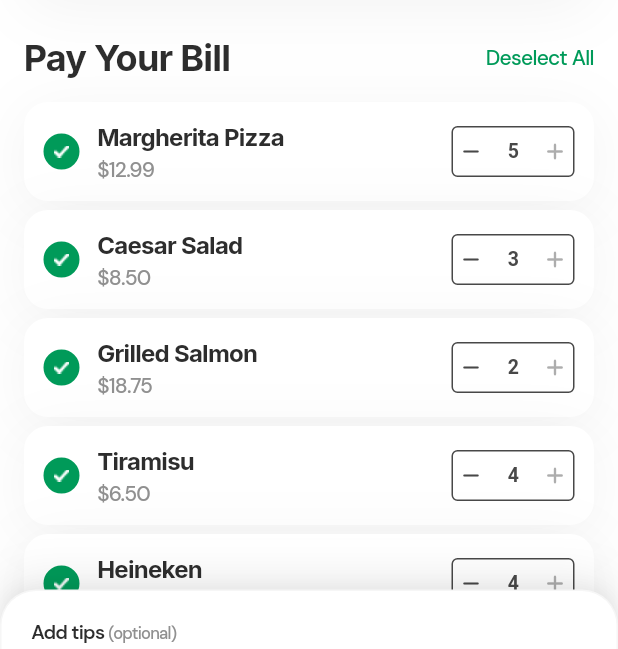
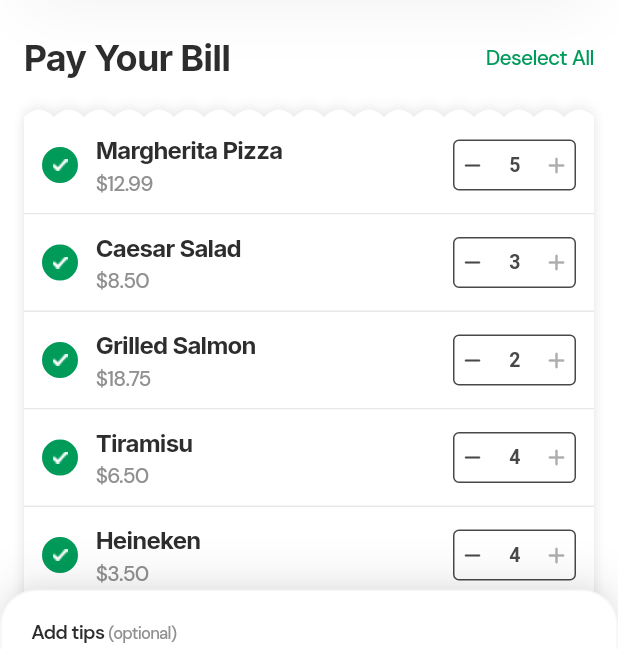
Before and after one commit to PaygooApp/paygoo, a Flutter app: the screen it shows after launch, after a tap on "Select All", on a phone screen of 412 x 824 dp, the part 360-1009 px from its top. Run offline on Flutter 3.47's test engine with Material 3 defaults, Android fonts, the light colour scheme and no system bars; our stand-ins replace google_fonts; missing offline and left inert: sliding_action_button; project files that could hold a hidden picture were left out.

Commit message:
feat(#27): Implement wave clipper style

```diff
--- /dev/null
+++ b/lib/components/atoms/wave_paper_clipper.dart
@@ -0,0 +1,130 @@
+import 'package:flutter/material.dart';
+
+/// A custom clipper that creates wavy edges on top and bottom
+/// to give a paper/receipt-like appearance.
+class WavePaperClipper extends CustomClipper<Path> {
+  final double waveHeight;
+  final double waveWidth;
+
+  WavePaperClipper({this.waveHeight = 8, this.waveWidth = 16});
+
+  @override
+  Path getClip(Size size) {
+    final path = Path();
+    final waveCount = (size.width / waveWidth).ceil();
+
+    // Start at top-left
+    path.moveTo(0, waveHeight);
+
+    // Top wavy edge - semi-circles (scalloped edge)
+    for (int i = 0; i < waveCount; i++) {
+      final startX = i * waveWidth;
+      final endX = ((i + 1) * waveWidth).clamp(0.0, size.width);
+      final midX = (startX + endX) / 2;
+
+      // Draw a smooth arc upward
+      path.quadraticBezierTo(midX, 0, endX, waveHeight);
+    }
+
+    // Right edge
+    path.lineTo(size.width, size.height - waveHeight);
+
+    // Bottom wavy edge - semi-circles (scalloped edge)
+    for (int i = waveCount - 1; i >= 0; i--) {
+      final endX = i * waveWidth;
+      final startX = ((i + 1) * waveWidth).clamp(0.0, size.width);
+      final midX = (startX + endX) / 2;
+
+      // Draw a smooth arc downward
+      path.quadraticBezierTo(midX, size.height, endX, size.height - waveHeight);
+    }
+
+    // Left edge back to start
+    path.lineTo(0, waveHeight);
+    path.close();
+
+    return path;
+  }
+
+  @override
+  bool shouldReclip(covariant CustomClipper<Path> oldClipper) => false;
+}
+
+/// A widget that wraps content with wavy paper edges
+class WavePaperContainer extends StatelessWidget {
+  final Widget child;
+  final Color color;
+  final double waveHeight;
+  final double waveWidth;
+  final List<BoxShadow>? boxShadow;
+
+  const WavePaperContainer({
+    super.key,
+    required this.child,
+    this.color = Colors.white,
+    this.waveHeight = 6,
+    this.waveWidth = 12,
+    this.boxShadow,
+  });
+
+  @override
+  Widget build(BuildContext context) {
+    return CustomPaint(
+      painter: _WavePaperShadowPainter(
+        color: color,
+        waveHeight: waveHeight,
+        waveWidth: waveWidth,
+        boxShadow: boxShadow,
+      ),
+      child: ClipPath(
+        clipper: WavePaperClipper(waveHeight: waveHeight, waveWidth: waveWidth),
+        child: Container(
+          color: color,
+          child: Padding(
+            padding: EdgeInsets.symmetric(vertical: waveHeight),
+            child: child,
+          ),
+        ),
+      ),
+    );
+  }
+}
+
+class _WavePaperShadowPainter extends CustomPainter {
+  final Color color;
+  final double waveHeight;
+  final double waveWidth;
+  final List<BoxShadow>? boxShadow;
+
+  _WavePaperShadowPainter({
+    required this.color,
+    required this.waveHeight,
+    required this.waveWidth,
+    this.boxShadow,
+  });
+
+  @override
+  void paint(Canvas canvas, Size size) {
+    if (boxShadow == null || boxShadow!.isEmpty) return;
+
+    final clipper = WavePaperClipper(
+      waveHeight: waveHeight,
+      waveWidth: waveWidth,
+    );
+    final path = clipper.getClip(size);
+
+    for (final shadow in boxShadow!) {
+      final shadowPaint = Paint()
+        ..color = shadow.color
+        ..maskFilter = MaskFilter.blur(BlurStyle.normal, shadow.blurRadius / 2);
+
+      canvas.save();
+      canvas.translate(shadow.offset.dx, shadow.offset.dy);
+      canvas.drawPath(path, shadowPaint);
+      canvas.restore();
+    }
+  }
+
+  @override
+  bool shouldRepaint(covariant CustomPainter oldDelegate) => false;
+}
--- a/lib/components/wrappers/order_item_card.dart
+++ b/lib/components/wrappers/order_item_card.dart
@@ -101,27 +101,11 @@ class _OrderItemCardState extends State<OrderItemCard>
           Transform.scale(scale: _scaleAnimation.value, child: child),
       child: Container(
         width: double.infinity,
-        padding: EdgeInsets.all(TokenPrimitiveMode1.scale300.toDouble()),
-        decoration: BoxDecoration(
-          color: Theme.of(context).colorScheme.surface,
-          borderRadius: BorderRadius.circular(
-            TokenPrimitiveMode1.borderRadiuslg.toDouble(),
-          ),
-          boxShadow: [
-            BoxShadow(
-              color: Color(0x0C000000),
-              blurRadius: 35,
-              offset: Offset(0, 6),
-              spreadRadius: 0,
-            ),
-          ],
-          border: Border.all(
-            color: (widget.isSelected && widget.showSelectedBorder)
-                ? Theme.of(context).colorScheme.primary
-                : TokenPrimitiveMode1.basewhite,
-            width: TokenPrimitiveMode1.borderWidthsm.toDouble(),
-          ),
+        padding: EdgeInsets.symmetric(
+          horizontal: TokenPrimitiveMode1.scale300.toDouble(),
+          vertical: TokenPrimitiveMode1.scale300.toDouble(),
         ),
+        color: Theme.of(context).colorScheme.surface,
         child: Row(
           children: [
             // Tappable area: checkbox + item details (content only, no fill)
--- a/lib/screens/home_screen.dart
+++ b/lib/screens/home_screen.dart
@@ -3,11 +3,13 @@ import 'dart:ui' show ImageFilter;
 import 'package:flutter/material.dart';
 import 'package:flutter/services.dart';
 import 'package:paygoo/components/atoms/overscroll_message.dart';
+import 'package:paygoo/components/atoms/wave_paper_clipper.dart';
 import 'package:paygoo/components/wrappers/bottom_summary_card.dart';
 import 'package:paygoo/components/wrappers/order_item_card.dart';
 import 'package:paygoo/components/wrappers/venu_table_card.dart';
 import 'package:paygoo/mocks/order_items_mock.dart';
 import 'package:paygoo/models/order_item.dart';
+import 'package:paygoo/tokens/token_primitive_mode1.dart';
 import 'package:paygoo/utils/order_calculator.dart';
 
 class HomeScreen extends StatefulWidget {
@@ -305,12 +307,38 @@ class _HomeScreenState extends State<HomeScreen>
                           ],
                         ),
                         SizedBox(height: 16),
-                        // Order list
-                        ...OrderItemsMock.items.map((item) {
+                        // Order list wrapped in a wave paper container
+                        WavePaperContainer(
+                          color: Theme.of(context).colorScheme.surface,
+                          waveHeight: 10,
+                          waveWidth: 20,
+                          boxShadow: [
+                            BoxShadow(
+                              color: Color(0x10000000),
+                              blurRadius: 8,
+                              offset: Offset(0, -3),
+                              spreadRadius: 0,
+                            ),
+                            BoxShadow(
+                              color: Color(0x10000000),
+                              blurRadius: 8,
+                              offset: Offset(0, 3),
+                              spreadRadius: 0,
+                            ),
+                          ],
+                          child: Column(
+                            children: [
+                              ...OrderItemsMock.items.asMap().entries.map((
+                                entry,
+                              ) {
+                                final index = entry.key;
+                                final item = entry.value;
                                 final selection = _selections[item.id]!;
-                          return Padding(
-                            padding: const EdgeInsets.only(bottom: 6),
-                            child: OrderItemCard(
+                                final isLast =
+                                    index == OrderItemsMock.items.length - 1;
+                                return Column(
+                                  children: [
+                                    OrderItemCard(
                                       itemName: item.name,
                                       price: item.price,
                                       isSelected: selection.isSelected,
@@ -326,7 +354,8 @@ class _HomeScreenState extends State<HomeScreen>
                                         );
                                       }),
                                       availableQuantity: item.availableQuantity,
-                              selectedQuantity: selection.selectedQuantity,
+                                      selectedQuantity:
+                                          selection.selectedQuantity,
                                       onQuantityChanged: (value) => setState(() {
                                         // Get current state to avoid stale closure
                                         final current = _selections[item.id]!;
@@ -337,8 +366,21 @@ class _HomeScreenState extends State<HomeScreen>
                                       showSelectedBorder: false,
                                       enableTapAnimation: true,
                                     ),
+                                    if (!isLast)
+                                      Divider(
+                                        height: 1,
+                                        thickness: 1,
+                                        color: TokenPrimitiveMode1.gray200,
+                                        indent: 0,
+                                        endIndent: 0,
+                                      ),
+                                  ],
                                 );
                               }),
+                            ],
+                          ),
+                        ),
+                        SizedBox(height: 30),
                       ],
                     ),
                   ),
```
Lines whose indentation alone changed are shown as unchanged.
